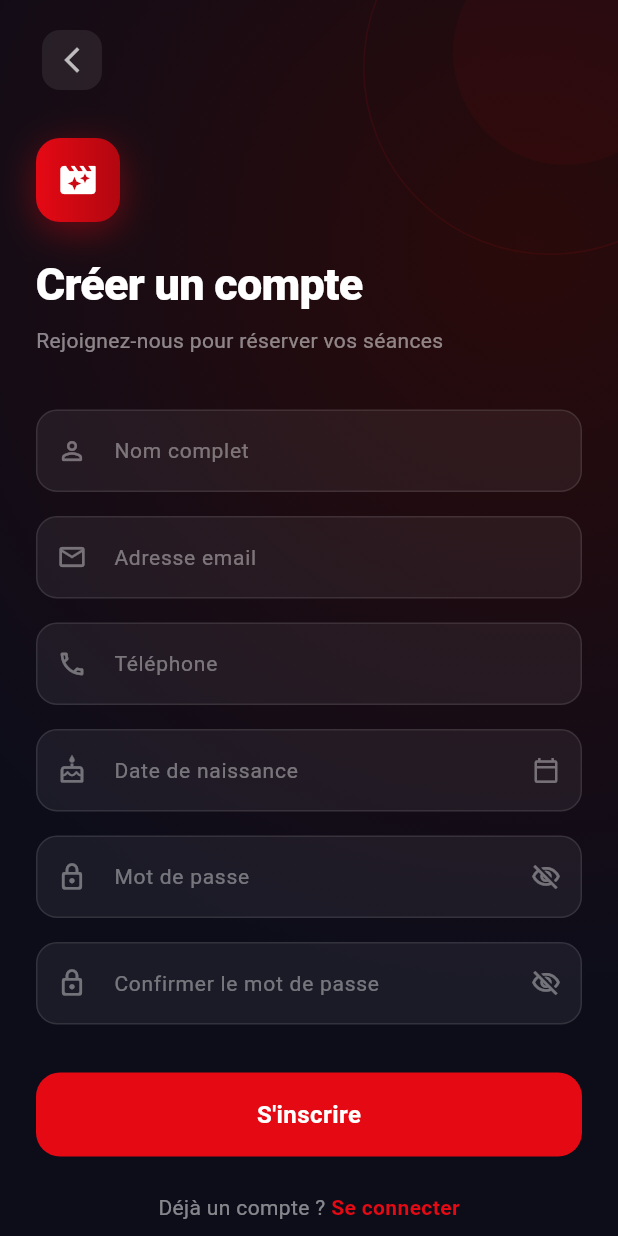
After one commit to deep-coding15/ReservationBilletCinema, a Flutter app: the RegisterPage screen opened by its route, on a phone screen of 412 x 824 dp. The commit adds this screen. Run offline on Flutter 3.47's test engine with Material 3 defaults, Android fonts, the phone set to English and light mode, and no system bars; our stand-ins replace audioplayers, flutter_riverpod, go_router; missing offline and left inert: serverpod_auth_core_client, serverpod_auth_idp_client, serverpod_client.

Commit message:
feat: ajout page inscription (register) avec validation

```diff
--- a/lib/core/router/app_router.dart
+++ b/lib/core/router/app_router.dart
@@ -8,6 +8,7 @@ import 'package:reservation_billet_cinema/features/profil/presentation/pages/pro
 import 'package:reservation_billet_cinema/features/billets/presentation/pages/billets_page.dart';
 import 'package:reservation_billet_cinema/features/support/presentation/pages/faq_page.dart';
 import 'package:reservation_billet_cinema/features/events/presentation/pages/events_page.dart';
+import 'package:reservation_billet_cinema/features/auth/presentation/pages/register_page.dart';
 
 /// Routes de l'application (GoRouter).
 final goRouter = GoRouter(
@@ -58,5 +59,11 @@ final goRouter = GoRouter(
       name: 'events',
       builder: (context, state) => const EventsPage(),
     ),
+    GoRoute(
+      path: '/auth/register',
+      name: 'register',
+      builder: (context, state) => const RegisterPage(),
+    ),
   ],
+
 );
--- /dev/null
+++ b/lib/features/auth/presentation/pages/register_page.dart
@@ -0,0 +1,505 @@
+import 'package:flutter/material.dart';
+import 'package:flutter/services.dart';
+import 'package:go_router/go_router.dart';
+
+class RegisterPage extends StatefulWidget {
+  const RegisterPage({super.key});
+
+  @override
+  State<RegisterPage> createState() => _RegisterPageState();
+}
+
+class _RegisterPageState extends State<RegisterPage>
+    with TickerProviderStateMixin {
+  final _formKey = GlobalKey<FormState>();
+
+  final _nomController = TextEditingController();
+  final _emailController = TextEditingController();
+  final _telephoneController = TextEditingController();
+  final _dateNaissanceController = TextEditingController();
+  final _passwordController = TextEditingController();
+  final _confirmPasswordController = TextEditingController();
+
+  bool _obscurePassword = true;
+  bool _obscureConfirm = true;
+  bool _isLoading = false;
+  DateTime? _selectedDate;
+
+  late AnimationController _fadeController;
+  late AnimationController _slideController;
+  late Animation<double> _fadeAnimation;
+  late Animation<Offset> _slideAnimation;
+
+  @override
+  void initState() {
+    super.initState();
+    _fadeController = AnimationController(
+      duration: const Duration(milliseconds: 800),
+      vsync: this,
+    );
+    _slideController = AnimationController(
+      duration: const Duration(milliseconds: 700),
+      vsync: this,
+    );
+    _fadeAnimation = CurvedAnimation(
+      parent: _fadeController,
+      curve: Curves.easeOut,
+    );
+    _slideAnimation = Tween<Offset>(
+      begin: const Offset(0, 0.08),
+      end: Offset.zero,
+    ).animate(CurvedAnimation(
+      parent: _slideController,
+      curve: Curves.easeOutCubic,
+    ));
+
+    _fadeController.forward();
+    _slideController.forward();
+  }
+
+  @override
+  void dispose() {
+    _fadeController.dispose();
+    _slideController.dispose();
+    _nomController.dispose();
+    _emailController.dispose();
+    _telephoneController.dispose();
+    _dateNaissanceController.dispose();
+    _passwordController.dispose();
+    _confirmPasswordController.dispose();
+    super.dispose();
+  }
+
+  Future<void> _selectDate() async {
+    final now = DateTime.now();
+    final picked = await showDatePicker(
+      context: context,
+      initialDate: DateTime(now.year - 18, now.month, now.day),
+      firstDate: DateTime(1920),
+      lastDate: DateTime(now.year - 10, now.month, now.day),
+      helpText: 'Date de naissance',
+      builder: (context, child) {
+        return Theme(
+          data: Theme.of(context).copyWith(
+            colorScheme: ColorScheme.dark(
+              primary: const Color(0xFFE50914),
+              onPrimary: Colors.white,
+              surface: const Color(0xFF1A1A2E),
+              onSurface: Colors.white,
+            ),
+          ),
+          child: child!,
+        );
+      },
+    );
+
+    if (picked != null) {
+      setState(() {
+        _selectedDate = picked;
+        _dateNaissanceController.text =
+        '${picked.day.toString().padLeft(2, '0')}/${picked.month.toString().padLeft(2, '0')}/${picked.year}';
+      });
+    }
+  }
+
+  Future<void> _submit() async {
+    if (!_formKey.currentState!.validate()) return;
+
+    setState(() => _isLoading = true);
+
+    // TODO: appeler AuthRepository.register(...)
+    await Future.delayed(const Duration(seconds: 2));
+
+    setState(() => _isLoading = false);
+
+    if (mounted) {
+      ScaffoldMessenger.of(context).showSnackBar(
+        SnackBar(
+          content: const Text('Compte créé avec succès !'),
+          backgroundColor: Colors.green.shade700,
+          behavior: SnackBarBehavior.floating,
+          shape:
+          RoundedRectangleBorder(borderRadius: BorderRadius.circular(12)),
+        ),
+      );
+      context.go('/auth/login');
+    }
+  }
+
+  @override
+  Widget build(BuildContext context) {
+    return Scaffold(
+      backgroundColor: const Color(0xFF0D0D1A),
+      body: Stack(
+        children: [
+          // Background gradient
+          Container(
+            decoration: const BoxDecoration(
+              gradient: RadialGradient(
+                center: Alignment(0.7, -0.6),
+                radius: 1.2,
+                colors: [
+                  Color(0xFF2A0A0A),
+                  Color(0xFF0D0D1A),
+                ],
+              ),
+            ),
+          ),
+          // Decorative circles
+          Positioned(
+            top: -80,
+            right: -80,
+            child: Container(
+              width: 250,
+              height: 250,
+              decoration: BoxDecoration(
+                shape: BoxShape.circle,
+                border: Border.all(
+                  color: const Color(0xFFE50914).withOpacity(0.1),
+                  width: 1,
+                ),
+              ),
+            ),
+          ),
+          Positioned(
+            top: -40,
+            right: -40,
+            child: Container(
+              width: 150,
+              height: 150,
+              decoration: BoxDecoration(
+                shape: BoxShape.circle,
+                color: const Color(0xFFE50914).withOpacity(0.05),
+              ),
+            ),
+          ),
+          // Main content
+          SafeArea(
+            child: FadeTransition(
+              opacity: _fadeAnimation,
+              child: SlideTransition(
+                position: _slideAnimation,
+                child: CustomScrollView(
+                  slivers: [
+                    SliverToBoxAdapter(
+                      child: Padding(
+                        padding: const EdgeInsets.symmetric(horizontal: 24),
+                        child: Column(
+                          crossAxisAlignment: CrossAxisAlignment.start,
+                          children: [
+                            const SizedBox(height: 16),
+                            // Back button
+                            IconButton(
+                              onPressed: () => context.go('/auth/login'),
+                              icon: const Icon(Icons.arrow_back_ios_new,
+                                  color: Colors.white70, size: 20),
+                              style: IconButton.styleFrom(
+                                backgroundColor:
+                                Colors.white.withOpacity(0.08),
+                                shape: RoundedRectangleBorder(
+                                    borderRadius: BorderRadius.circular(12)),
+                              ),
+                            ),
+                            const SizedBox(height: 28),
+                            // Logo / Icon
+                            Container(
+                              width: 56,
+                              height: 56,
+                              decoration: BoxDecoration(
+                                gradient: const LinearGradient(
+                                  colors: [
+                                    Color(0xFFE50914),
+                                    Color(0xFFB20710),
+                                  ],
+                                ),
+                                borderRadius: BorderRadius.circular(16),
+                                boxShadow: [
+                                  BoxShadow(
+                                    color: const Color(0xFFE50914)
+                                        .withOpacity(0.4),
+                                    blurRadius: 20,
+                                    offset: const Offset(0, 6),
+                                  ),
+                                ],
+                              ),
+                              child: const Icon(Icons.movie_filter_rounded,
+                                  color: Colors.white, size: 28),
+                            ),
+                            const SizedBox(height: 20),
+                            // Title
+                            const Text(
+                              'Créer un compte',
+                              style: TextStyle(
+                                color: Colors.white,
+                                fontSize: 30,
+                                fontWeight: FontWeight.w800,
+                                letterSpacing: -0.5,
+                              ),
+                            ),
+                            const SizedBox(height: 6),
+                            Text(
+                              'Rejoignez-nous pour réserver vos séances',
+                              style: TextStyle(
+                                color: Colors.white.withOpacity(0.5),
+                                fontSize: 14,
+                              ),
+                            ),
+                            const SizedBox(height: 36),
+                            // Form
+                            Form(
+                              key: _formKey,
+                              child: Column(
+                                children: [
+                                  _buildField(
+                                    controller: _nomController,
+                                    label: 'Nom complet',
+                                    icon: Icons.person_outline_rounded,
+                                    validator: (v) => v == null || v.isEmpty
+                                        ? 'Nom requis'
+                                        : null,
+                                    inputFormatters: [
+                                      FilteringTextInputFormatter.allow(
+                                          RegExp(r'[a-zA-ZÀ-ÿ\s]')),
+                                    ],
+                                  ),
+                                  const SizedBox(height: 16),
+                                  _buildField(
+                                    controller: _emailController,
+                                    label: 'Adresse email',
+                                    icon: Icons.email_outlined,
+                                    keyboardType: TextInputType.emailAddress,
+                                    validator: (v) {
+                                      if (v == null || v.isEmpty)
+                                        return 'Email requis';
+                                      if (!RegExp(
+                                          r'^[\w-\.]+@([\w-]+\.)+[\w-]{2,4}$')
+                                          .hasMatch(v))
+                                        return 'Email invalide';
+                                      return null;
+                                    },
+                                  ),
+                                  const SizedBox(height: 16),
+                                  _buildField(
+                                    controller: _telephoneController,
+                                    label: 'Téléphone',
+                                    icon: Icons.phone_outlined,
+                                    keyboardType: TextInputType.phone,
+                                    inputFormatters: [
+                                      FilteringTextInputFormatter.digitsOnly,
+                                      LengthLimitingTextInputFormatter(10),
+                                    ],
+                                    validator: (v) {
+                                      if (v == null || v.isEmpty)
+                                        return 'Téléphone requis';
+                                      if (v.length < 10)
+                                        return 'Numéro invalide';
+                                      return null;
+                                    },
+                                  ),
+                                  const SizedBox(height: 16),
+                                  // Date de naissance
+                                  _buildDateField(),
+                                  const SizedBox(height: 16),
+                                  _buildPasswordField(
+                                    controller: _passwordController,
+                                    label: 'Mot de passe',
+                                    obscure: _obscurePassword,
+                                    onToggle: () => setState(() =>
+                                    _obscurePassword = !_obscurePassword),
+                                    validator: (v) {
+                                      if (v == null || v.isEmpty)
+                                        return 'Mot de passe requis';
+                                      if (v.length < 8)
+                                        return 'Minimum 8 caractères';
+                                      return null;
+                                    },
+                                  ),
+                                  const SizedBox(height: 16),
+                                  _buildPasswordField(
+                                    controller: _confirmPasswordController,
+                                    label: 'Confirmer le mot de passe',
+                                    obscure: _obscureConfirm,
+                                    onToggle: () => setState(() =>
+                                    _obscureConfirm = !_obscureConfirm),
+                                    validator: (v) {
+                                      if (v != _passwordController.text)
+                                        return 'Les mots de passe ne correspondent pas';
+                                      return null;
+                                    },
+                                  ),
+                                  const SizedBox(height: 32),
+                                  // Submit button
+                                  SizedBox(
+                                    width: double.infinity,
+                                    height: 56,
+                                    child: ElevatedButton(
+                                      onPressed: _isLoading ? null : _submit,
+                                      style: ElevatedButton.styleFrom(
+                                        backgroundColor:
+                                        const Color(0xFFE50914),
+                                        disabledBackgroundColor:
+                                        const Color(0xFFE50914)
+                                            .withOpacity(0.5),
+                                        foregroundColor: Colors.white,
+                                        elevation: 0,
+                                        shape: RoundedRectangleBorder(
+                                          borderRadius:
+                                          BorderRadius.circular(16),
+                                        ),
+                                      ),
+                                      child: _isLoading
+                                          ? const SizedBox(
+                                        width: 22,
+                                        height: 22,
+                                        child: CircularProgressIndicator(
+                                          color: Colors.white,
+                                          strokeWidth: 2.5,
+                                        ),
+                                      )
+                                          : const Text(
+                                        "S'inscrire",
+                                        style: TextStyle(
+                                          fontSize: 16,
+                                          fontWeight: FontWeight.w700,
+                                          letterSpacing: 0.3,
+                                        ),
+                                      ),
+                                    ),
+                                  ),
+                                  const SizedBox(height: 24),
+                                  // Login link
+                                  Row(
+                                    mainAxisAlignment: MainAxisAlignment.center,
+                                    children: [
+                                      Text(
+                                        'Déjà un compte ? ',
+                                        style: TextStyle(
+                                          color: Colors.white.withOpacity(0.5),
+                                          fontSize: 14,
+                                        ),
+                                      ),
+                                      GestureDetector(
+                                        onTap: () =>
+                                            context.go('/auth/login'),
+                                        child: const Text(
+                                          'Se connecter',
+                                          style: TextStyle(
+                                            color: Color(0xFFE50914),
+                                            fontSize: 14,
+                                            fontWeight: FontWeight.w700,
+                                          ),
+                                        ),
+                                      ),
+                                    ],
+                                  ),
+                                  const SizedBox(height: 32),
+                                ],
+                              ),
+                            ),
+                          ],
+                        ),
+                      ),
+                    ),
+                  ],
+                ),
+              ),
+            ),
+          ),
+        ],
+      ),
+    );
+  }
+
+  Widget _buildField({
+    required TextEditingController controller,
+    required String label,
+    required IconData icon,
+    TextInputType? keyboardType,
+    String? Function(String?)? validator,
+    List<TextInputFormatter>? inputFormatters,
+  }) {
+    return TextFormField(
+      controller: controller,
+      keyboardType: keyboardType,
+      inputFormatters: inputFormatters,
+      style: const TextStyle(color: Colors.white, fontSize: 15),
+      validator: validator,
+      decoration: _inputDecoration(label, icon),
+    );
+  }
+
+  Widget _buildPasswordField({
+    required TextEditingController controller,
+    required String label,
+    required bool obscure,
+    required VoidCallback onToggle,
+    String? Function(String?)? validator,
+  }) {
+    return TextFormField(
+      controller: controller,
+      obscureText: obscure,
+      style: const TextStyle(color: Colors.white, fontSize: 15),
+      validator: validator,
+      decoration: _inputDecoration(label, Icons.lock_outline_rounded).copyWith(
+        suffixIcon: IconButton(
+          icon: Icon(
+            obscure
+                ? Icons.visibility_off_outlined
+                : Icons.visibility_outlined,
+            color: Colors.white38,
+            size: 20,
+          ),
+          onPressed: onToggle,
+        ),
+      ),
+    );
+  }
+
+  Widget _buildDateField() {
+    return TextFormField(
+      controller: _dateNaissanceController,
+      readOnly: true,
+      onTap: _selectDate,
+      style: const TextStyle(color: Colors.white, fontSize: 15),
+      validator: (v) =>
+      v == null || v.isEmpty ? 'Date de naissance requise' : null,
+      decoration: _inputDecoration(
+        'Date de naissance',
+        Icons.cake_outlined,
+      ).copyWith(
+        suffixIcon: const Icon(Icons.calendar_today_outlined,
+            color: Colors.white38, size: 18),
+      ),
+    );
+  }
+
+  InputDecoration _inputDecoration(String label, IconData icon) {
+    return InputDecoration(
+      labelText: label,
+      labelStyle: TextStyle(color: Colors.white.withOpacity(0.4), fontSize: 14),
+      prefixIcon: Icon(icon, color: Colors.white38, size: 20),
+      filled: true,
+      fillColor: Colors.white.withOpacity(0.06),
+      enabledBorder: OutlineInputBorder(
+        borderRadius: BorderRadius.circular(14),
+        borderSide:
+        BorderSide(color: Colors.white.withOpacity(0.1), width: 1),
+      ),
+      focusedBorder: OutlineInputBorder(
+        borderRadius: BorderRadius.circular(14),
+        borderSide: const BorderSide(color: Color(0xFFE50914), width: 1.5),
+      ),
+      errorBorder: OutlineInputBorder(
+        borderRadius: BorderRadius.circular(14),
+        borderSide: const BorderSide(color: Colors.redAccent, width: 1),
+      ),
+      focusedErrorBorder: OutlineInputBorder(
+        borderRadius: BorderRadius.circular(14),
+        borderSide: const BorderSide(color: Colors.redAccent, width: 1.5),
+      ),
+      errorStyle: const TextStyle(color: Colors.redAccent, fontSize: 12),
+      contentPadding:
+      const EdgeInsets.symmetric(horizontal: 16, vertical: 16),
+    );
+  }
+}
```
